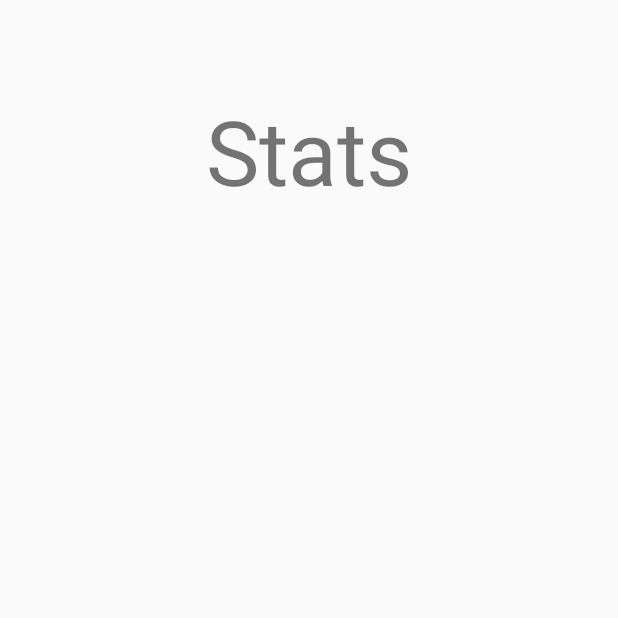
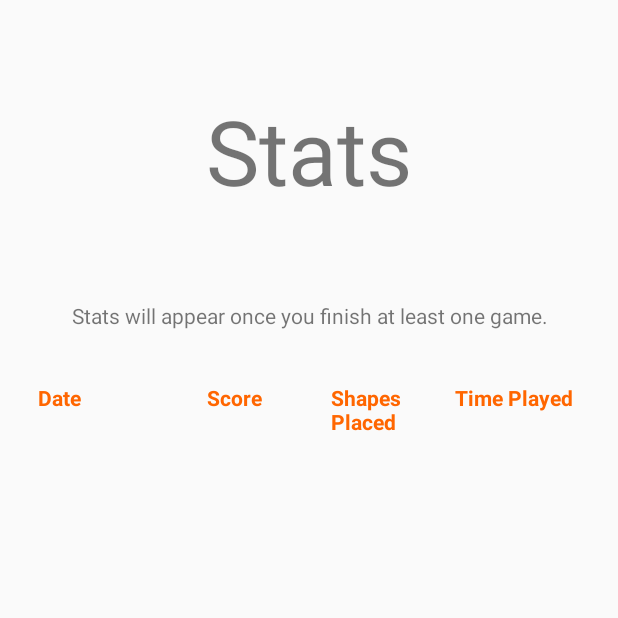
Before and after one commit to raztayar/1010-game, an Android app: the StatsActivity screen opened directly, with no data from a screen before it, on a phone screen of 412 x 824 dp, the top half of it. Run offline under Robolectric (Android 15) with nearby library versions, the phone set to English and light mode, and no system bars.

Commit message:
new stats

```diff
--- a/app/src/main/java/com/example/raz/schoolproject/Activities/RegisterActivity.java
+++ b/app/src/main/java/com/example/raz/schoolproject/Activities/RegisterActivity.java
@@ -12,6 +12,7 @@ import android.widget.Toast;
 import com.example.raz.schoolproject.R;
 import com.example.raz.schoolproject.Objects.User;
 import com.example.raz.schoolproject.DAL.UserDAL;
+import com.example.raz.schoolproject.Utilities;
 
 public class RegisterActivity extends AppCompatActivity {
 
@@ -38,7 +39,7 @@ public class RegisterActivity extends AppCompatActivity {
                 String phoneNumber = ((EditText) findViewById(R.id.phoneNumber_register)).getText().toString();
 
                 if (userDAL.getUserByUsername(username) == null) {
-                    User user = userDAL.createUser(new User(0, username, password, email, phoneNumber, 0));
+                    User user = userDAL.createUser(new User(0, username, Utilities.md5(password), email, phoneNumber, 0));
                     userDAL.setCurrentUser(user);
                     Toast.makeText(thisContext, "Register successful", Toast.LENGTH_SHORT).show();
                     startActivity(new Intent(RegisterActivity.this, MainMenuActivity.class));
--- a/app/src/main/java/com/example/raz/schoolproject/DAL/UserDAL.java
+++ b/app/src/main/java/com/example/raz/schoolproject/DAL/UserDAL.java
@@ -8,6 +8,7 @@ import android.database.sqlite.SQLiteOpenHelper;
 
 import com.example.raz.schoolproject.LocalDataBase;
 import com.example.raz.schoolproject.Objects.User;
+import com.example.raz.schoolproject.Utilities;
 
 public class UserDAL extends SQLiteOpenHelper {
 
@@ -115,7 +116,7 @@ public class UserDAL extends SQLiteOpenHelper {
     public boolean isLoginValid(String username, String password) {
         User user = getUserByUsername(username);
         if (user != null) {
-            return user.getPassword().equals(password);
+            return user.getPassword().equals(Utilities.md5(password));
         }
         return false;
     }
--- a/app/src/main/res/layout/activity_stats.xml
+++ b/app/src/main/res/layout/activity_stats.xml
@@ -22,12 +22,57 @@
         android:layout_width="match_parent"
         android:layout_height="match_parent"
         android:orientation="vertical">
-        <ListView
+        <TextView
             android:layout_width="match_parent"
             android:layout_height="wrap_content"
-            android:layout_margin="50dp"
-            android:id="@+id/statsHistoryList">
+            android:id="@+id/noStatsMessage"
+            android:gravity="center"
+            android:text="Stats will appear once you finish at least one game."/>
+        <ScrollView
+            android:layout_width="match_parent"
+            android:layout_height="match_parent"
+            android:layout_margin="20dp">
 
-        </ListView>
+            <TableLayout
+                android:layout_width="match_parent"
+                android:layout_height="wrap_content"
+                android:stretchColumns="*"
+                android:id="@+id/statsHistoryTableLayout">
+                <TableRow>
+                    <TextView
+                        android:layout_width="100dp"
+                        android:layout_height="50dp"
+                        android:textColor="@color/Orange"
+                        android:textStyle="bold"
+                        android:gravity="center_vertical"
+                        android:layout_marginHorizontal="5dp"
+                        android:text="Date"/>
+                    <TextView
+                        android:layout_width="70dp"
+                        android:layout_height="50dp"
+                        android:textColor="@color/Orange"
+                        android:textStyle="bold"
+                        android:gravity="center_vertical"
+                        android:layout_marginHorizontal="5dp"
+                        android:text="Score"/>
+                    <TextView
+                        android:layout_width="70dp"
+                        android:layout_height="50dp"
+                        android:textColor="@color/Orange"
+                        android:textStyle="bold"
+                        android:gravity="center_vertical"
+                        android:layout_marginHorizontal="5dp"
+                        android:text="Shapes Placed"/>
+                    <TextView
+                        android:layout_width="80dp"
+                        android:layout_height="50dp"
+                        android:textColor="@color/Orange"
+                        android:textStyle="bold"
+                        android:gravity="center_vertical"
+                        android:layout_marginHorizontal="5dp"
+                        android:text="Time Played"/>
+                </TableRow>
+            </TableLayout>
+        </ScrollView>
     </LinearLayout>
 </LinearLayout>
```
Also changed, not shown: app/src/main/java/com/example/raz/schoolproject/Activities/GameActivity.java (+4 -4 lines), app/src/main/java/com/example/raz/schoolproject/Activities/StatsActivity.java (+44 -3 lines), app/src/main/java/com/example/raz/schoolproject/Objects/Game.java (+42 -21 lines), app/src/main/java/com/example/raz/schoolproject/Objects/Shape.java (+73 -0 lines), app/src/main/java/com/example/raz/schoolproject/Utilities.java (+22 -71 lines).
